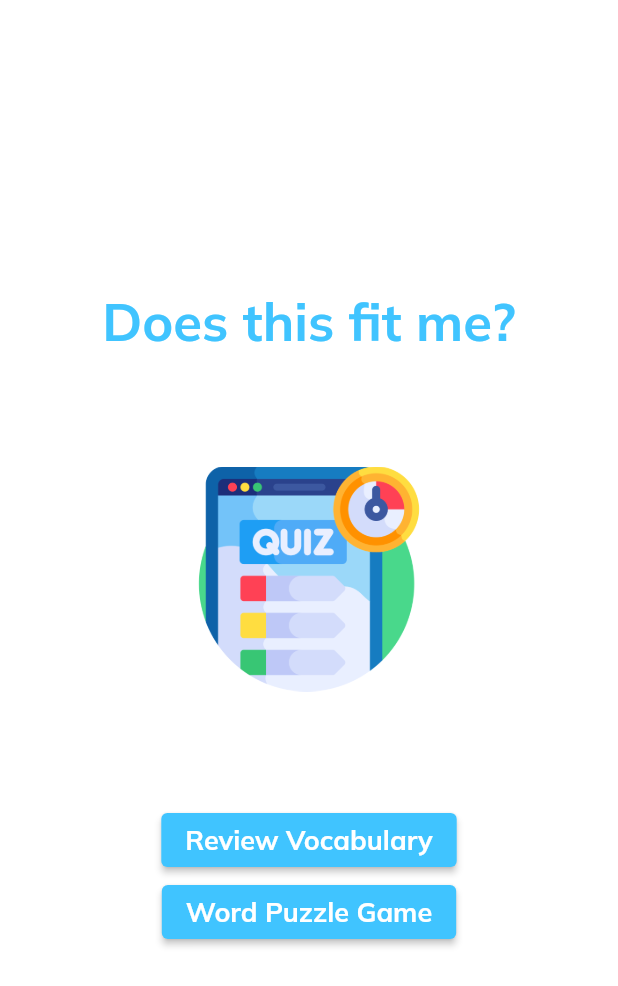
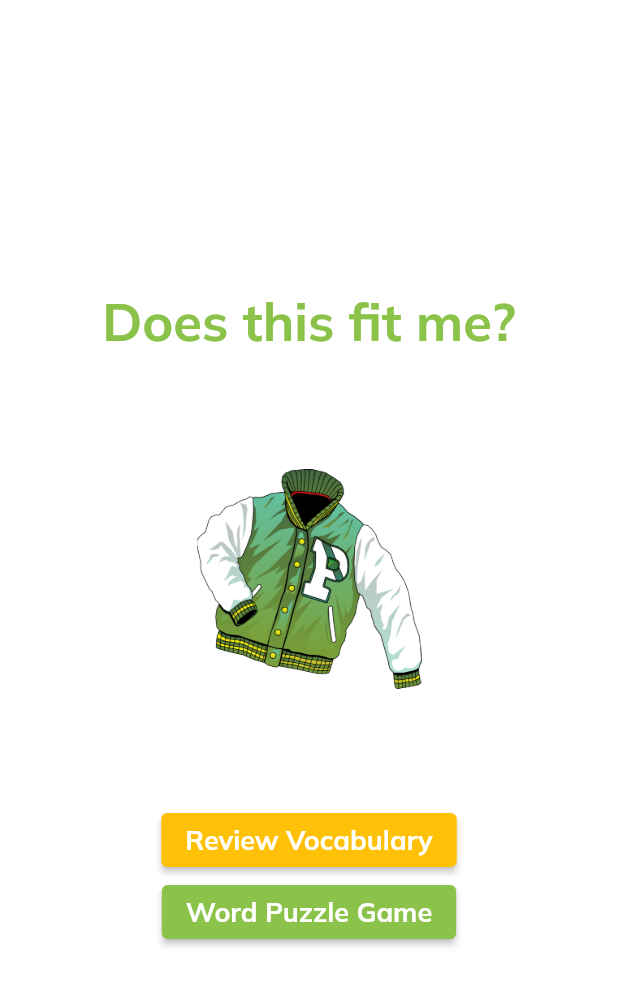
Before and after one commit to Estebanq3/WordPuzzleApp, a Flutter app: the screen it shows after launch, on a phone screen of 412 x 824 dp. Shown: the top 986 px of the screen. Run offline on Flutter 3.47's test engine with Material 2 defaults, Android fonts, the phone set to English and light mode, and no system bars; our stand-ins replace audioplayers, flutter_card_swiper, google_fonts, percent_indicator, shared_preferences; missing offline and left inert: animated_dialog_box, info_popup, insta_image_viewer, word_search.

Commit message:
version 1 second app

```diff
--- a/lib/view/screens/adjectives_screen.dart
+++ b/lib/view/screens/adjectives_screen.dart
@@ -1,7 +1,7 @@
 import 'package:flutter/material.dart';
 import 'package:google_fonts/google_fonts.dart';
-import 'package:quizapp2/view/screens/start_screen.dart';
-import 'package:quizapp2/view/screens/vocabulary_screen.dart';
+import 'package:wordPuzzle/view/screens/start_screen.dart';
+import 'package:wordPuzzle/view/screens/vocabulary_screen.dart';
 import 'package:flutter_card_swiper/flutter_card_swiper.dart';
 import 'package:audioplayers/audioplayers.dart';
 
--- a/lib/view/screens/clothes_screen.dart
+++ b/lib/view/screens/clothes_screen.dart
@@ -1,7 +1,7 @@
 import 'package:flutter/material.dart';
 import 'package:google_fonts/google_fonts.dart';
-import 'package:quizapp2/view/screens/start_screen.dart';
-import 'package:quizapp2/view/screens/vocabulary_screen.dart';
+import 'package:wordPuzzle/view/screens/start_screen.dart';
+import 'package:wordPuzzle/view/screens/vocabulary_screen.dart';
 import 'package:flutter_card_swiper/flutter_card_swiper.dart';
 
 // ignore: must_be_immutable
--- a/lib/view/screens/colores_screen.dart
+++ b/lib/view/screens/colores_screen.dart
@@ -1,7 +1,7 @@
 import 'package:flutter/material.dart';
 import 'package:google_fonts/google_fonts.dart';
-import 'package:quizapp2/view/screens/start_screen.dart';
-import 'package:quizapp2/view/screens/vocabulary_screen.dart';
+import 'package:wordPuzzle/view/screens/start_screen.dart';
+import 'package:wordPuzzle/view/screens/vocabulary_screen.dart';
 import 'package:flutter_card_swiper/flutter_card_swiper.dart';
 
 // ignore: must_be_immutable
--- a/lib/view/screens/materials_screen.dart
+++ b/lib/view/screens/materials_screen.dart
@@ -1,7 +1,7 @@
 import 'package:flutter/material.dart';
 import 'package:google_fonts/google_fonts.dart';
-import 'package:quizapp2/view/screens/start_screen.dart';
-import 'package:quizapp2/view/screens/vocabulary_screen.dart';
+import 'package:wordPuzzle/view/screens/start_screen.dart';
+import 'package:wordPuzzle/view/screens/vocabulary_screen.dart';
 import 'package:flutter_card_swiper/flutter_card_swiper.dart';
 
 // ignore: must_be_immutable
--- a/lib/view/screens/sizes_screen.dart
+++ b/lib/view/screens/sizes_screen.dart
@@ -1,7 +1,7 @@
 import 'package:flutter/material.dart';
 import 'package:google_fonts/google_fonts.dart';
-import 'package:quizapp2/view/screens/start_screen.dart';
-import 'package:quizapp2/view/screens/vocabulary_screen.dart';
+import 'package:wordPuzzle/view/screens/start_screen.dart';
+import 'package:wordPuzzle/view/screens/vocabulary_screen.dart';
 import 'package:flutter_card_swiper/flutter_card_swiper.dart';
 
 // ignore: must_be_immutable
--- a/lib/view/screens/splash_screen.dart
+++ b/lib/view/screens/splash_screen.dart
@@ -1,5 +1,5 @@
 import 'package:flutter/material.dart';
-import 'package:quizapp2/view/screens/start_screen.dart';
+import 'package:wordPuzzle/view/screens/start_screen.dart';
 
 class SplashScreen extends StatefulWidget {
   const SplashScreen({super.key});
@@ -32,7 +32,7 @@ class _SplashScreenState extends State<SplashScreen> {
           SizedBox(
               width: 150,
               height: 150,
-              child: Image.asset('assets/GeneralImages/logo_quiz_app_2.png')),
+              child: Image.asset('assets/GeneralImages/word_puzzle.png')),
         ]),
       ),
     );
--- a/lib/view/screens/start_screen.dart
+++ b/lib/view/screens/start_screen.dart
@@ -2,9 +2,9 @@ import 'dart:io';
 import 'package:flutter/material.dart';
 import 'package:google_fonts/google_fonts.dart';
 import 'package:provider/provider.dart';
-import 'package:quizapp2/view/screens/vocabulary_screen.dart';
-import 'package:quizapp2/view/screens/word_formation.dart';
-import 'package:quizapp2/view/screens/testing_screen.dart';
+import 'package:wordPuzzle/view/screens/vocabulary_screen.dart';
+import 'package:wordPuzzle/view/screens/word_formation.dart';
+import 'package:wordPuzzle/view/screens/testing_screen.dart';
 import '../../controller/index_controller.dart';
 import 'home_screen.dart';
 import '../../utilities/list_first_puzzle.dart';
@@ -68,14 +68,13 @@ class HomeScreen extends StatelessWidget {
                   style: GoogleFonts.mulish(
                     fontSize: 35,
                     fontWeight: FontWeight.w700,
-                    color: Colors.lightBlueAccent,
+                    color: Colors.lightGreen,
                   ),
                 ),
                 SizedBox(
                     width: 150,
                     height: 300,
-                    child: Image.asset(
-                        'assets/GeneralImages/logo_quiz_app_2.png')),
+                    child: Image.asset('assets/GeneralImages/clothes.png')),
                 ElevatedButton(
                   onPressed: () {
                     Navigator.pushReplacement(
@@ -84,7 +83,7 @@ class HomeScreen extends StatelessWidget {
                             builder: (context) => const ThirdPage()));
                   },
                   style: ElevatedButton.styleFrom(
-                    backgroundColor: Colors.lightBlueAccent,
+                    backgroundColor: Colors.amber,
                   ),
                   child: Text(
                     'Review Vocabulary',
@@ -106,7 +105,7 @@ class HomeScreen extends StatelessWidget {
                             builder: (context) => CrosswordGame()));
                   },
                   style: ElevatedButton.styleFrom(
-                    backgroundColor: Colors.lightBlueAccent,
+                    backgroundColor: Colors.lightGreen,
                   ),
                   child: Text(
                     'Word Puzzle Game',
--- a/lib/view/screens/word_formation.dart
+++ b/lib/view/screens/word_formation.dart
@@ -1,12 +1,11 @@
 import 'package:flutter/foundation.dart';
 import 'package:flutter/material.dart';
-import 'package:quizapp2/view/screens/start_screen.dart';
+import 'package:wordPuzzle/view/screens/start_screen.dart';
 import 'package:word_search/word_search.dart';
 import 'package:google_fonts/google_fonts.dart';
 import '../../utilities/list_first_puzzle.dart';
 import 'package:info_popup/info_popup.dart';
 import 'package:animated_dialog_box/animated_dialog_box.dart';
-import 'package:collection/equality.dart';
 
 //Seccion de los botones de toggle para ver cuales letras han sido marcadas en el puzzle
 final vertical = false;
--- a/pubspec.yaml
+++ b/pubspec.yaml
@@ -1,4 +1,4 @@
-name: quizapp2
+name: wordPuzzle
 description: A new Flutter project.
 
 # The following line prevents the package from being accidentally published to
@@ -63,7 +63,7 @@ dev_dependencies:
 flutter_icons:
   android: true
   ios: true
-  image_path: "assets/GeneralImages/logo_quiz_app_2.png"
+  image_path: "assets/GeneralImages/word_puzzle.png"
 
 # For information on the generic Dart part of this file, see the
 # following page: https://dart.dev/tools/pub/pubspec
```
Also changed, not shown: lib/view/screens/vocabulary_screen.dart (+6 -6 lines), 28 other files.
